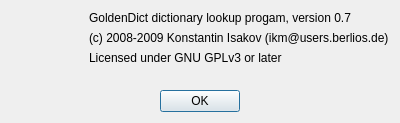
Before: the Qt Designer form src/about.ui in goldendict/goldendict, drawn with Qt 5.
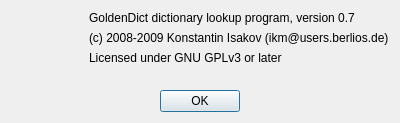
After: the same form once the commit is applied. Icons and pictures are not drawn.

Commit message: *! progam->program spelling fix. Thanks to Vladimir Dolzhenko.

Diff of the .ui file:
```diff
--- a/src/about.ui
+++ b/src/about.ui
@@ -40,7 +40,7 @@
        <item>
         <widget class="QLabel" name="label">
          <property name="text">
-          <string>GoldenDict dictionary lookup progam, version 0.7</string>
+          <string>GoldenDict dictionary lookup program, version 0.7</string>
          </property>
          <property name="alignment">
           <set>Qt::AlignLeading|Qt::AlignLeft|Qt::AlignVCenter</set>
```
